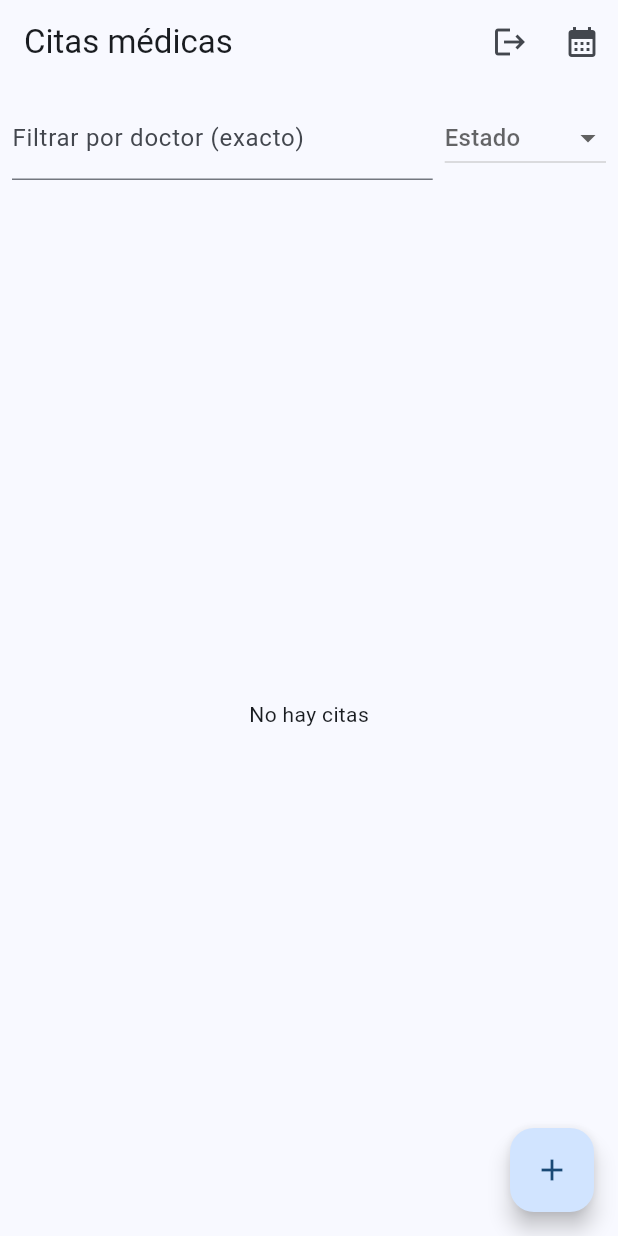
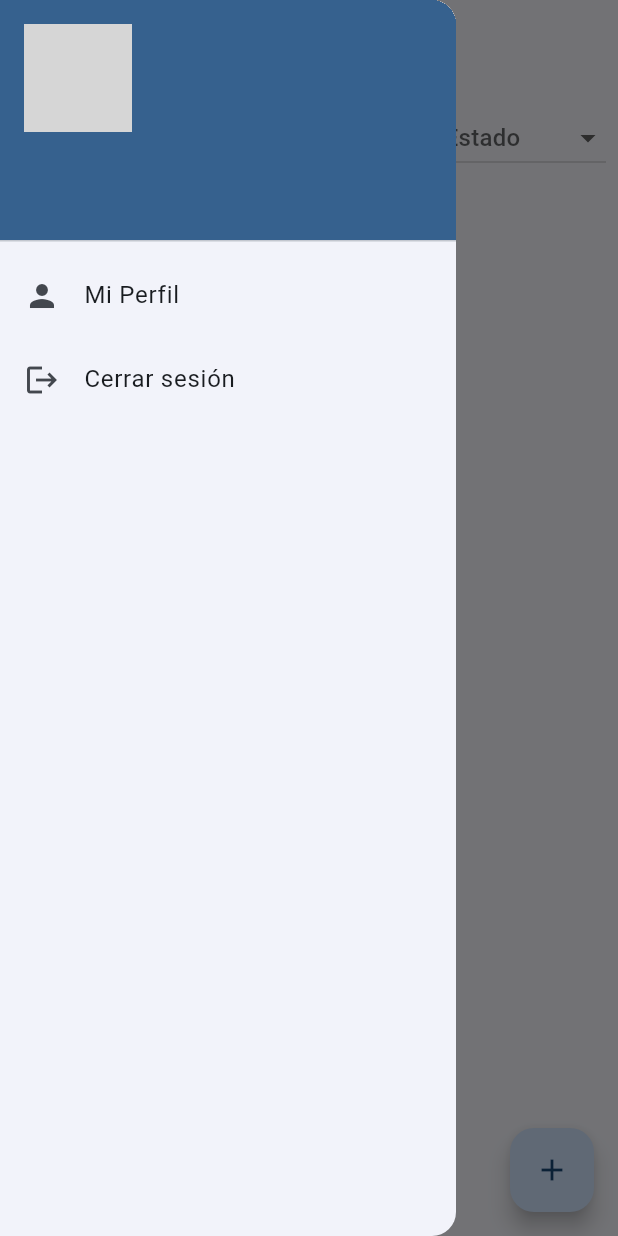
Before and after one commit to Ajvera2000/citas_medicas_app, a Flutter app: the screen it shows once a user with an empty profile is signed in, with the side drawer open (before the commit the screen has no drawer), on a phone screen of 412 x 824 dp. Run offline on Flutter 3.47's test engine with Material 3 defaults, Android fonts, the phone set to English and light mode, and no system bars; our stand-ins replace cloud_firestore, firebase_auth, firebase_core, firebase_storage, flutter_local_notifications, image_picker and 2 more; accounts and stored records are empty; network calls fail; grey boxes are pictures that could not be loaded.

Commit message:
todo con rutas

```diff
--- a/lib/main.dart
+++ b/lib/main.dart
@@ -1,34 +1,30 @@
+// main.dart
 import 'package:flutter/material.dart';
 import 'package:firebase_core/firebase_core.dart';
-import 'package:provider/provider.dart';
 import 'package:firebase_auth/firebase_auth.dart';
-import 'services/notification_service.dart';
+
+import 'routes.dart';
 import 'screens/home_screen.dart';
 import 'screens/login_screen.dart';
 
-// If you used FlutterFire CLI, uncomment and import firebase_options.dart
-// import 'firebase_options.dart';
-
 Future<void> main() async {
   WidgetsFlutterBinding.ensureInitialized();
-  await Firebase.initializeApp(
-    // options: DefaultFirebaseOptions.currentPlatform, // <-- if using FlutterFire CLI
-  );
-  await NotificationService().init();
+  await Firebase.initializeApp();
   runApp(MyApp());
 }
 
 class MyApp extends StatelessWidget {
   @override
   Widget build(BuildContext context) {
-    return Provider.value(
-      value: NotificationService(),
-      child: MaterialApp(
-        title: 'Citas Médicas',
-        theme: ThemeData(useMaterial3: true, colorSchemeSeed: Colors.blue),
-        debugShowCheckedModeBanner: false,
-        home: AuthGate(),
+    return MaterialApp(
+      title: 'Citas Médicas',
+      debugShowCheckedModeBanner: false,
+      theme: ThemeData(
+        useMaterial3: true,
+        colorSchemeSeed: Colors.blue,
       ),
+      onGenerateRoute: AppRoutes.generate,
+      home: AuthGate(),
     );
   }
 }
@@ -38,15 +34,16 @@ class AuthGate extends StatelessWidget {
   Widget build(BuildContext context) {
     return StreamBuilder<User?>(
       stream: FirebaseAuth.instance.authStateChanges(),
-      builder: (_, snapshot) {
-        if (snapshot.connectionState == ConnectionState.waiting) {
-          return Scaffold(body: Center(child: CircularProgressIndicator()));
+      builder: (_, snap) {
+        if (snap.connectionState == ConnectionState.waiting) {
+          return Scaffold(
+            body: Center(child: CircularProgressIndicator()),
+          );
         }
-        if (snapshot.hasData) {
-          return HomeScreen();
-        } else {
-          return LoginScreen();
-        }
+
+        if (snap.hasData) return HomeScreen();
+
+        return LoginScreen();
       },
     );
   }
--- a/lib/screens/home_screen.dart
+++ b/lib/screens/home_screen.dart
@@ -1,12 +1,12 @@
+// home_screen.dart
 import 'package:flutter/material.dart';
 import 'package:firebase_auth/firebase_auth.dart';
-import 'package:provider/provider.dart';
+import 'package:cloud_firestore/cloud_firestore.dart';
+
 import '../services/firestore_service.dart';
 import '../models/appointment.dart';
-import 'appointment_form_screen.dart';
-import 'appointment_detail_screen.dart';
 import '../widgets/appointment_card.dart';
-import 'calendar_screen.dart';
+import '../routes.dart';
 
 class HomeScreen extends StatefulWidget {
   @override
@@ -16,28 +16,73 @@ class HomeScreen extends StatefulWidget {
 class _HomeScreenState extends State<HomeScreen> {
   final fs = FirestoreService();
   final uid = FirebaseAuth.instance.currentUser!.uid;
+
   String doctorFilter = '';
   String statusFilter = '';
 
   @override
   Widget build(BuildContext context) {
     return Scaffold(
-      appBar: AppBar(
-        title: Text('Citas médicas'),
-        actions: [
-          IconButton(
-            icon: Icon(Icons.logout),
-            onPressed: () => FirebaseAuth.instance.signOut(),
-          ),
-          IconButton(
-            icon: Icon(Icons.calendar_month),
-            onPressed: () async {
-              final citas = await fs.getAppointmentsForUserOnce(uid);
-              Navigator.push(context, MaterialPageRoute(builder: (_) => CalendarScreen(citas: citas)));
-            },
-          ),
-        ],
+      appBar: AppBar(title: Text('Citas médicas')),
+
+      // ░░ MENU LATERAL ░░
+      drawer: Drawer(
+        child: ListView(
+          children: [
+            StreamBuilder<DocumentSnapshot>(
+              stream: FirebaseFirestore.instance.collection("users").doc(uid).snapshots(),
+              builder: (_, snap) {
+                if (!snap.hasData) {
+                  return UserAccountsDrawerHeader(
+                    accountName: Text("Cargando..."),
+                    accountEmail: Text(""),
+                  );
+                }
+
+                final data = snap.data!;
+                final userData = data.data() as Map<String, dynamic>?;
+
+                // Crear documento básico si no existe
+                if (userData == null) {
+                  FirebaseFirestore.instance.collection("users").doc(uid).set({
+                    "name": "Usuario",
+                    "email": FirebaseAuth.instance.currentUser!.email ?? "",
+                    "photoUrl": null,
+                    "createdAt": Timestamp.now(),
+                  });
+                }
+
+                return UserAccountsDrawerHeader(
+                  accountName: Text(userData?["name"] ?? "Usuario"),
+                  accountEmail: Text(userData?["email"] ?? FirebaseAuth.instance.currentUser!.email ?? ""),
+                  currentAccountPicture: CircleAvatar(
+                    backgroundImage: userData?["photoUrl"] != null
+                        ? NetworkImage(userData!["photoUrl"])
+                        : null,
+                    child: userData?["photoUrl"] == null
+                        ? Icon(Icons.person, size: 50)
+                        : null,
+                  ),
+                );
+              },
+            ),
+
+            ListTile(
+              leading: Icon(Icons.person),
+              title: Text("Mi Perfil"),
+              onTap: () => Navigator.pushNamed(context, AppRoutes.profile),
+            ),
+            ListTile(
+              leading: Icon(Icons.logout),
+              title: Text("Cerrar sesión"),
+              onTap: () {
+                FirebaseAuth.instance.signOut();
+              },
+            ),
+          ],
+        ),
       ),
+
       body: Column(
         children: [
           _buildFilters(),
@@ -45,47 +90,39 @@ class _HomeScreenState extends State<HomeScreen> {
             child: StreamBuilder<List<Appointment>>(
               stream: fs.streamAppointmentsForUser(uid),
               builder: (context, snap) {
-                if (snap.hasError) return Center(child: Text('Error: ${snap.error}'));
-                if (!snap.hasData) return Center(child: CircularProgressIndicator());
+                if (!snap.hasData)
+                  return Center(child: CircularProgressIndicator());
+
                 var lista = snap.data!;
-                if (doctorFilter.isNotEmpty) lista = lista.where((a) => a.doctorName == doctorFilter).toList();
-                if (statusFilter.isNotEmpty) lista = lista.where((a) => a.status == statusFilter).toList();
+                if (doctorFilter.isNotEmpty)
+                  lista = lista.where((a) => a.doctorName == doctorFilter).toList();
+                if (statusFilter.isNotEmpty)
+                  lista = lista.where((a) => a.status == statusFilter).toList();
+
                 if (lista.isEmpty) return Center(child: Text('No hay citas'));
+
                 return ListView.builder(
                   itemCount: lista.length,
                   itemBuilder: (_, i) {
                     final a = lista[i];
                     return AppointmentCard(
                       appointment: a,
-                      onTap: () => Navigator.push(context, MaterialPageRoute(builder: (_) => AppointmentDetailScreen(appointment: a))),
+                      onTap: () => Navigator.pushNamed(context, AppRoutes.detail, arguments: a),
                       onDelete: () async {
-                        final ok = await showDialog<bool>(
-                          context: context,
-                          builder: (_) => AlertDialog(
-                            title: Text('Eliminar'),
-                            content: Text('Eliminar cita de ${a.patientName}?'),
-                            actions: [
-                              TextButton(onPressed: ()=>Navigator.pop(context,false), child: Text('No')),
-                              TextButton(onPressed: ()=>Navigator.pop(context,true), child: Text('Sí')),
-                            ],
-                          ),
-                        );
-                        if (ok == true) {
-                          await fs.deleteAppointment(a.id!);
-                          ScaffoldMessenger.of(context).showSnackBar(SnackBar(content: Text('Cita eliminada')));
-                        }
+                        await fs.deleteAppointment(a.id!);
                       },
                     );
                   },
                 );
               },
             ),
-          )
+          ),
         ],
       ),
+
       floatingActionButton: FloatingActionButton(
         child: Icon(Icons.add),
-        onPressed: () => Navigator.push(context, MaterialPageRoute(builder: (_) => AppointmentFormScreen())),
+        onPressed: () => Navigator.pushNamed(context, AppRoutes.form),
       ),
     );
   }
@@ -97,15 +134,17 @@ class _HomeScreenState extends State<HomeScreen> {
         children: [
           Expanded(
             child: TextField(
-              decoration: InputDecoration(labelText: 'Filtrar por doctor (exacto)'),
+              decoration: InputDecoration(labelText: 'Filtrar por doctor'),
               onChanged: (v) => setState(() => doctorFilter = v.trim()),
             ),
           ),
-          const SizedBox(width: 8),
+          SizedBox(width: 10),
           DropdownButton<String>(
             value: statusFilter.isEmpty ? null : statusFilter,
-            hint: Text('Estado'),
-            items: ['','pendiente','confirmada','cancelada'].map((s) => DropdownMenuItem(value: s, child: Text(s.isEmpty ? 'Todos' : s))).toList(),
+            hint: Text("Estado"),
+            items: ['pendiente', 'confirmada', 'cancelada']
+                .map((e) => DropdownMenuItem(value: e, child: Text(e)))
+                .toList(),
             onChanged: (v) => setState(() => statusFilter = v ?? ''),
           )
         ],
```
Also changed, not shown: lib/routes.dart (added, +65 -0 lines), lib/screens/login_screen.dart (+51 -35 lines), lib/screens/profile_screen.dart (added, +127 -0 lines), lib/screens/register_screen.dart (added, +115 -0 lines), pubspec.yaml (+6 -9 lines), assets/images/logo.png (added), pubspec.lock, 19 other files.
